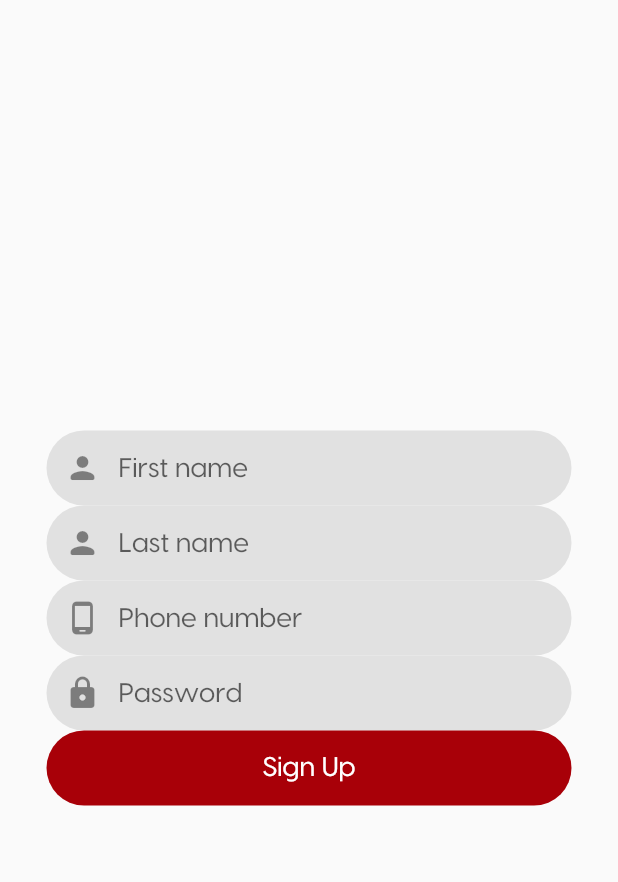
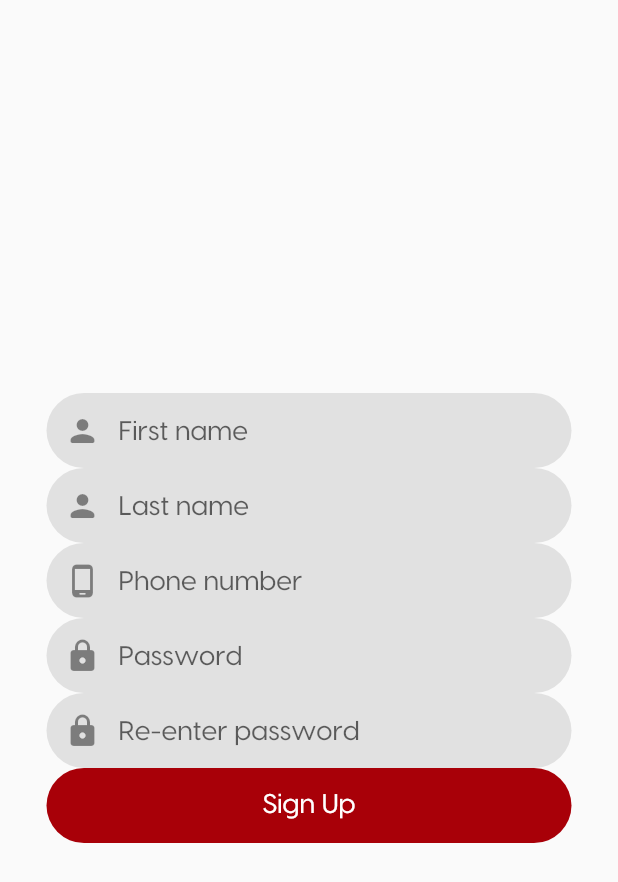
Before and after one commit to ledjoric/pennywise_app, a Flutter app: the screen it shows after launch, on a phone screen of 412 x 824 dp. Shown: the top 882 px of the screen. Run offline on Flutter 3.47's test engine with Material 2 defaults, Android fonts, the phone set to English and light mode, and no system bars; our stand-ins replace get.

Commit message:
Added a re-enter password in the UI

```diff
--- a/lib/app/global/widgets/app_textformfield.dart
+++ b/lib/app/global/widgets/app_textformfield.dart
@@ -9,12 +9,14 @@ class AppTextFormField extends StatelessWidget {
   final String label;
   final IconData icon;
   final TextEditingController controller;
+  final bool? obscureText;
 
   const AppTextFormField({
     Key? key,
     required this.label,
     required this.icon,
     required this.controller,
+    this.obscureText,
   }) : super(key: key);
 
   @override
@@ -24,6 +26,7 @@ class AppTextFormField extends StatelessWidget {
       width: fieldWidth,
       child: TextFormField(
         controller: controller,
+        obscureText: obscureText ?? false,
         decoration: InputDecoration(
           filled: true,
           enabledBorder: kFieldBorder,
--- a/lib/app/modules/sign_up/sign_up_view.dart
+++ b/lib/app/modules/sign_up/sign_up_view.dart
@@ -16,6 +16,7 @@ class _SignUpViewState extends State<SignUpView> {
   final lastNameController = TextEditingController();
   final phoneNumberController = TextEditingController();
   final passwordController = TextEditingController();
+  final confirmPWController = TextEditingController();
 
   @override
   Widget build(BuildContext context) {
@@ -43,6 +44,13 @@ class _SignUpViewState extends State<SignUpView> {
               label: 'Password',
               icon: Icons.lock_rounded,
               controller: passwordController,
+              obscureText: true,
+            ),
+            AppTextFormField(
+              label: 'Re-enter password',
+              icon: Icons.lock_rounded,
+              controller: confirmPWController,
+              obscureText: true,
             ),
             AppFilledButton(
               text: 'Sign Up',
```
Also changed, not shown: 2 other files.
